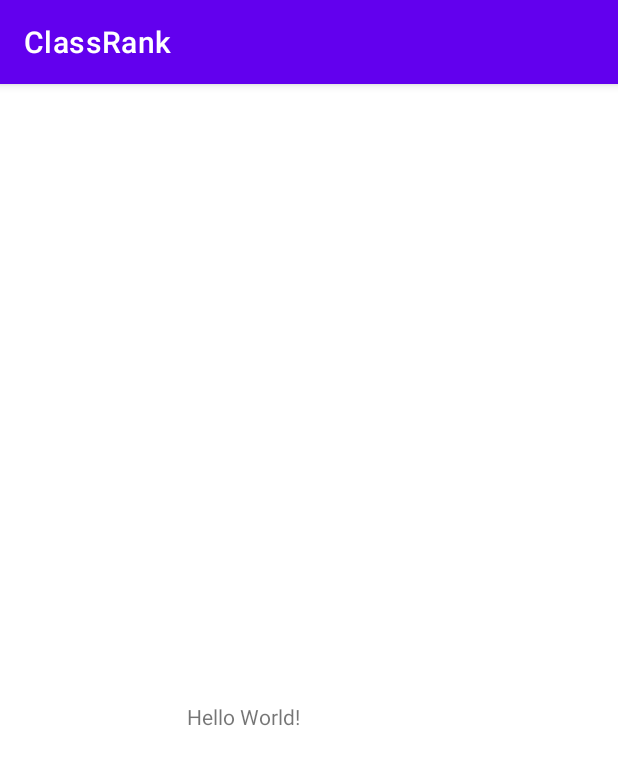
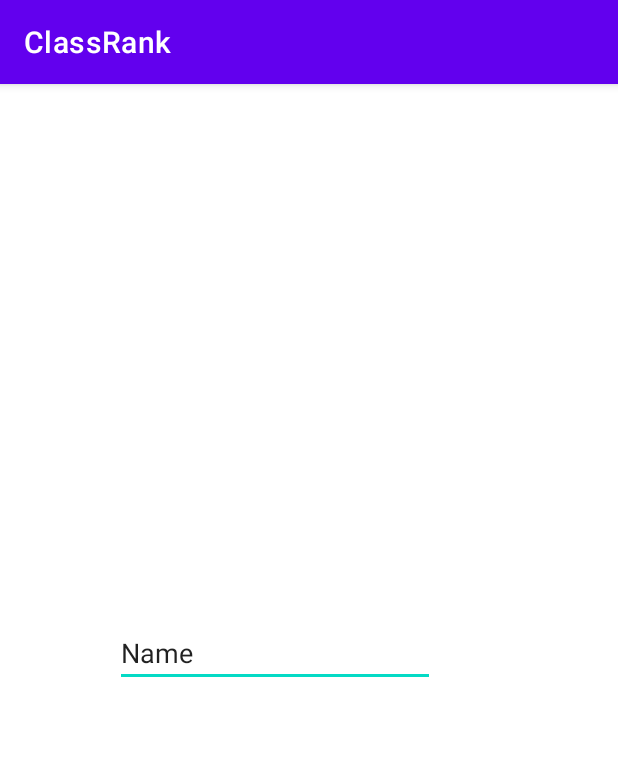
Before and after one commit to saykhar7/ClassRank, an Android app: the screen it shows after launch (MainActivity), on a phone screen of 412 x 824 dp. Shown: the top 765 px of the screen. Run offline under Robolectric (Android 15) with nearby library versions, the phone set to English and light mode, and no system bars.

```diff
--- a/app/src/main/res/layout/activity_main.xml
+++ b/app/src/main/res/layout/activity_main.xml
@@ -6,15 +6,21 @@
     android:layout_height="match_parent"
     tools:context=".MainActivity">
 
-    <TextView
+    <EditText
+        android:id="@+id/username"
         android:layout_width="wrap_content"
         android:layout_height="wrap_content"
-        android:text="Hello World!"
+        android:layout_marginStart="79dp"
+        android:layout_marginTop="320dp"
+        android:layout_marginEnd="122dp"
+        android:layout_marginBottom="366dp"
+        android:ems="10"
+        android:inputType="textPersonName"
+        android:text="Name"
         app:layout_constraintBottom_toBottomOf="parent"
         app:layout_constraintEnd_toEndOf="parent"
-        app:layout_constraintHorizontal_bias="0.371"
+        app:layout_constraintHorizontal_bias="1.0"
         app:layout_constraintStart_toStartOf="parent"
         app:layout_constraintTop_toTopOf="parent"
-        app:layout_constraintVertical_bias="0.55" />
-
+        app:layout_constraintVertical_bias="1.0" />
 </androidx.constraintlayout.widget.ConstraintLayout>
```
